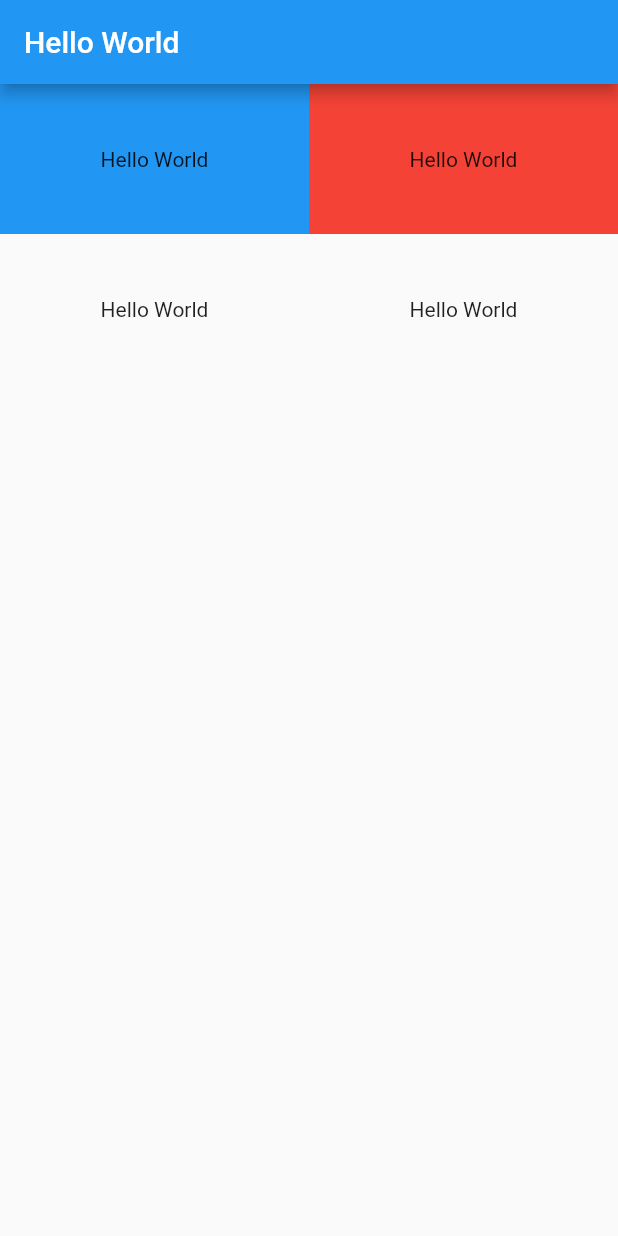
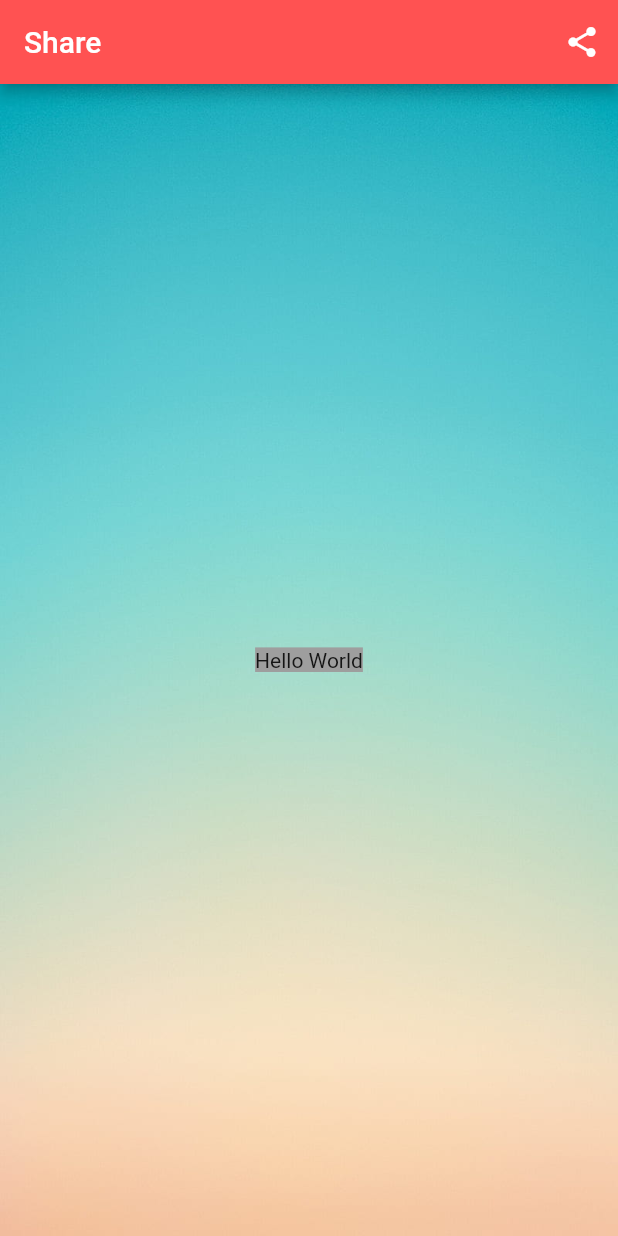
Before and after one commit to BrunoMazzocchi/Travel-app, a Flutter app: the screen it shows after launch, on a phone screen of 412 x 824 dp. Run offline on Flutter 3.47's test engine with Material 2 defaults, Android fonts, the phone set to English and light mode, and no system bars.

Commit message:
Second interface

```diff
--- a/lib/main.dart
+++ b/lib/main.dart
@@ -13,76 +13,29 @@ class MyApp extends StatelessWidget {
   Widget build(BuildContext context) {
     return MaterialApp(
         home: Scaffold(
-      appBar: AppBar(
-        systemOverlayStyle:
-            const SystemUiOverlayStyle(statusBarColor: Colors.transparent),
-        backgroundColor: Colors.blue,
-        title: const Text('Hello World'),
-      ),
-      body: Column (
-        children: [
-          Row(
-            children: [
-              Expanded(
-                child: Container(
-                  color: Colors.blue,
-                  height: 100,
-                  child: const Center(
-                    child: Text('Hello World'),
-                  ),
+            appBar: AppBar(
+              systemOverlayStyle: const SystemUiOverlayStyle(
+                  statusBarColor: Colors.transparent),
+              backgroundColor: Colors.redAccent,
+              title: const Text('Share'),
+              actions: [
+                IconButton(
+                  icon: const Icon(Icons.share),
+                  onPressed: () {},
+                )
+              ],
+            ),
+            body: Container(
+              decoration: const BoxDecoration(
+                  image: DecorationImage(
+                      image: AssetImage('assets/images/background.jpg'),
+                      fit: BoxFit.cover)),
+              child: const Center(
+
+                child: Text('Hello World',
+                  style: TextStyle(backgroundColor: Colors.grey),
                 ),
               ),
-              Expanded(
-                child: Container(
-                  color: Colors.red,
-                  height: 100,
-                  child: const Center(
-                    child: Text('Hello World'),
-                  ),
-                ),
-              ),
-            ],
-          ),
-          Row(
-
-            children: [
-             Expanded(
-               child: SizedBox(
-                  height: 100,
-                 child: Row (
-                   children: [
-                     Expanded(
-                       child: Column (
-                           children: const [
-                             Expanded(
-                                 child:  Center (
-                                   child: Text('Hello World'),
-
-                                 )
-                             )
-                           ]
-                       ),
-                     ),
-                     Expanded(
-                       child: Column (
-                           children: const [
-                             Expanded(
-                               child:  Center (
-                                  child: Text('Hello World'),
-
-                               )
-                             )
-                           ]
-                       ),
-                     ),
-                   ]
-                 )
-               )
-             )
-            ],
-          ),
-        ],
-      )
-    ));
+            )));
   }
 }
--- a/pubspec.yaml
+++ b/pubspec.yaml
@@ -54,15 +54,15 @@ dev_dependencies:
 # The following section is specific to Flutter packages.
 flutter:
 
+
   # The following line ensures that the Material Icons font is
   # included with your application, so that you can use the icons in
   # the material Icons class.
   uses-material-design: true
 
   # To add assets to your application, add an assets section, like this:
-  # assets:
-  #   - images/a_dot_burr.jpeg
-  #   - images/a_dot_ham.jpeg
+  assets:
+    - assets/images/
 
   # An image asset can refer to one or more resolution-specific "variants", see
   # https://flutter.dev/assets-and-images/#resolution-aware
```
Also changed, not shown: assets/images/background.jpg (added).
